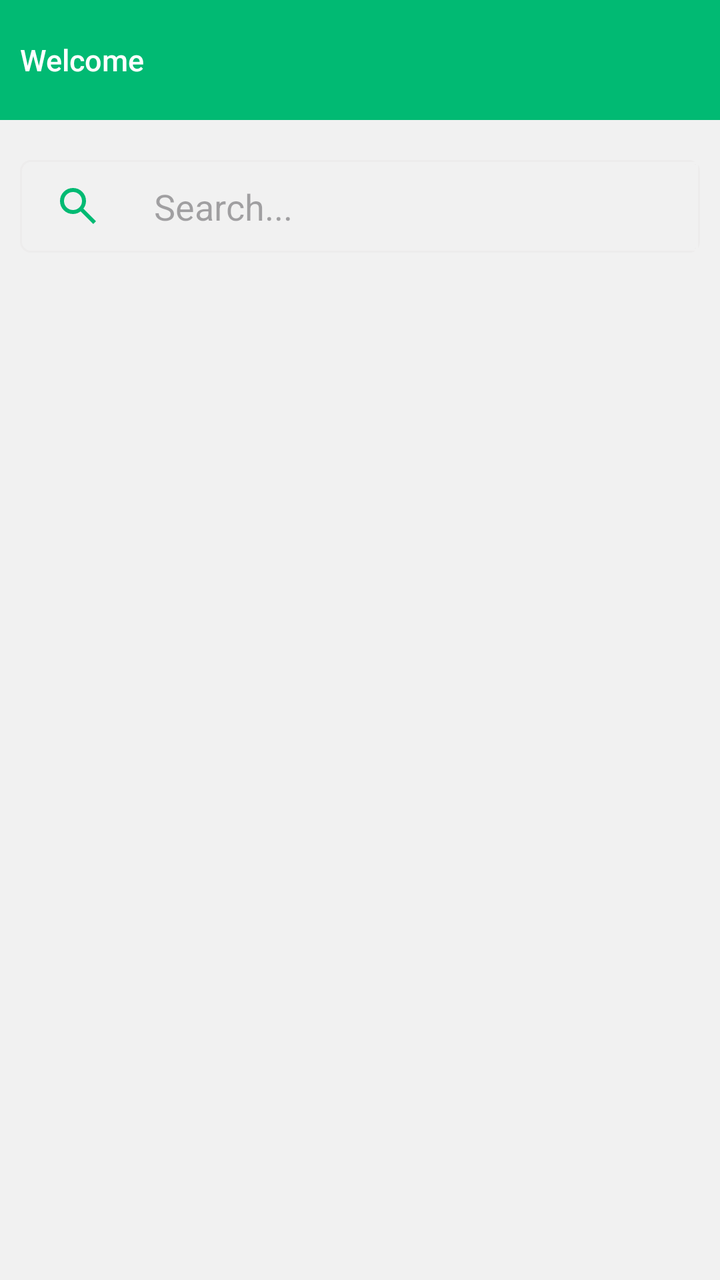
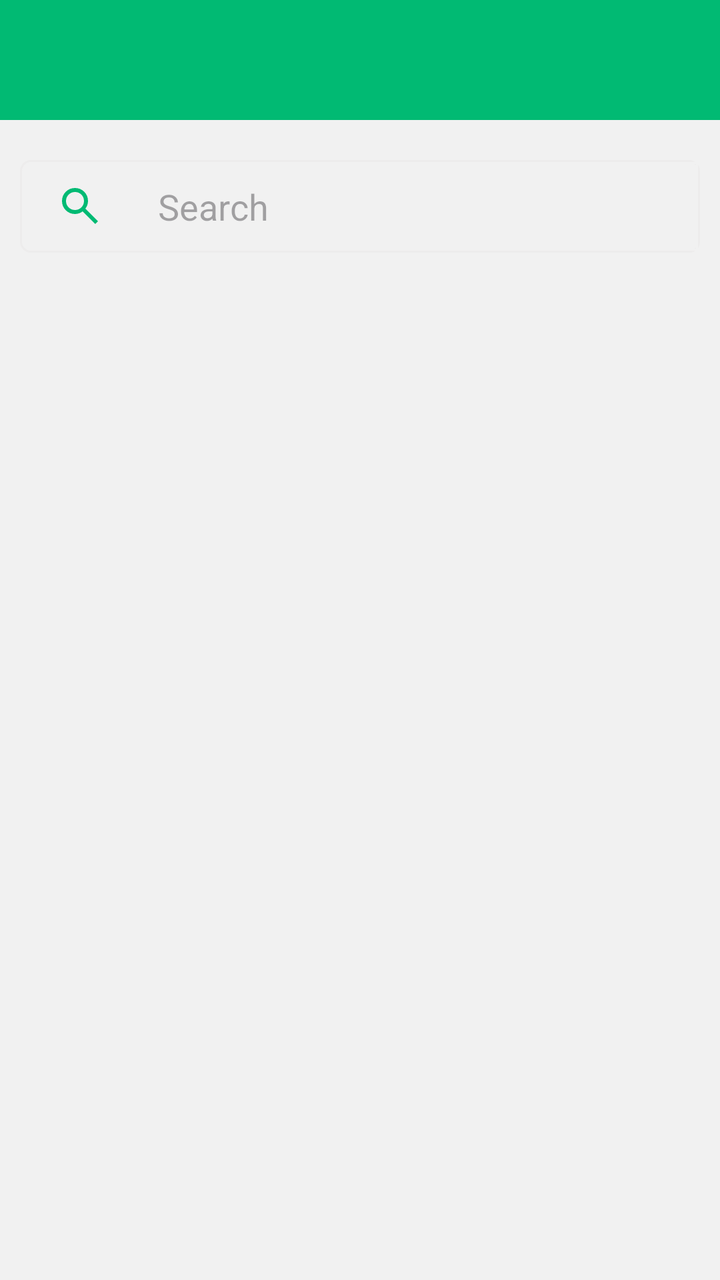

Screens rendered from an Android XML layout before and after an edit, with the pre-edit source and the edit as a unified diff.
<!-- AndroidManifest.xml: activity theme Theme.InspectorAppUpdate -->
<!-- res/layout/fragment_search_student.xml -->
<?xml version="1.0" encoding="utf-8"?>
<RelativeLayout xmlns:android="http://schemas.android.com/apk/res/android"
    xmlns:tools="http://schemas.android.com/tools"
    android:layout_width="match_parent"
    android:layout_height="match_parent"
    tools:context=".ui.fragment.student.SearchStudentFragment"
    android:background="@color/main_background_color">

    <RelativeLayout
        android:id="@+id/rl_header_title"
        android:layout_width="match_parent"
        android:layout_height="60dp"
        android:background="@color/main_green_color"
        android:layout_alignParentTop="true"
        android:padding="@dimen/ten">

        <LinearLayout
            android:id="@+id/ll_from_transaction"
            android:layout_width="wrap_content"
            android:layout_height="wrap_content"
            android:orientation="horizontal"
            android:layout_centerVertical="true"
            android:gravity="center_vertical">

            <TextView
                android:layout_width="wrap_content"
                android:layout_height="wrap_content"
                android:text="Welcome"
                android:textColor="@color/white"
                android:fontFamily="sans-serif-medium"
                android:textSize="@dimen/fifteen"
                android:gravity="center_vertical"/>
        </LinearLayout>
    </RelativeLayout>

    <RelativeLayout
        android:layout_width="match_parent"
        android:layout_height="wrap_content"
        android:layout_marginTop="10dp"
        android:layout_below="@id/rl_header_title"
        android:padding="10dp">

        <LinearLayout
            android:layout_width="match_parent"
            android:layout_height="wrap_content"
            android:orientation="horizontal"
            android:background="@drawable/search_parent_style"
            android:weightSum="7"
            android:padding="1sp">

            <ImageView
                android:layout_width="wrap_content"
                android:layout_height="wrap_content"
                android:src="@drawable/outline_search_24"
                android:layout_gravity="center_vertical"
                android:layout_weight="1"/>

            <EditText
                android:layout_width="wrap_content"
                android:layout_height="wrap_content"
                android:hint="Search..."
                android:layout_weight="6"
                android:background="@drawable/search_edittext_style"/>

        </LinearLayout>


    </RelativeLayout>


</RelativeLayout>
<!-- resources referenced by this layout -->
<resources>
  <color name="main_background_color">#f1f1f1</color>
  <color name="main_green_color">#01ba73</color>
  <color name="white">#FFFFFFFF</color>
  <dimen name="fifteen">15sp</dimen>
  <dimen name="ten">10dp</dimen>
  <!-- drawable outline_search_24 (drawable) -->
  <vector xmlns:android="http://schemas.android.com/apk/res/android" android:height="24dp" android:tint="#01BA73" android:viewportHeight="960" android:viewportWidth="960" android:width="24dp">
        
      <path android:fillColor="@android:color/white" android:pathData="M784,840L532,588Q502,612 463,626Q424,640 380,640Q271,640 195.5,564.5Q120,489 120,380Q120,271 195.5,195.5Q271,120 380,120Q489,120 564.5,195.5Q640,271 640,380Q640,424 626,463Q612,502 588,532L840,784L784,840ZM380,560Q455,560 507.5,507.5Q560,455 560,380Q560,305 507.5,252.5Q455,200 380,200Q305,200 252.5,252.5Q200,305 200,380Q200,455 252.5,507.5Q305,560 380,560Z"/>
      
  </vector>
  <!-- drawable search_edittext_style (drawable) -->
  <?xml version="1.0" encoding="utf-8"?>
  <shape xmlns:android="http://schemas.android.com/apk/res/android">
      <stroke
          android:color="@color/main_background_color"
          android:width="1sp" />
      <padding
          android:bottom="10sp"
          android:left="10sp"
          android:right="10sp"
          android:top="10sp"/>
  </shape>
  <!-- drawable search_parent_style (drawable) -->
  <?xml version="1.0" encoding="utf-8"?>
  <shape xmlns:android="http://schemas.android.com/apk/res/android">
      <stroke
          android:color="@color/main_gray_color"
          android:width="1dp"/>
      <corners
          android:radius="5dp" />
  </shape>
  <style name="Theme.InspectorAppUpdate" parent="android:Theme.Material.Light.NoActionBar" />
  <color name="main_gray_color">#EDECEC</color>
</resources>

<!-- the commit's change to res/layout/fragment_search_student.xml (unified diff, before → after) -->
@@ -23,9 +23,9 @@
             android:gravity="center_vertical">
 
             <TextView
+                android:id="@+id/tv_search_student_header"
                 android:layout_width="wrap_content"
                 android:layout_height="wrap_content"
-                android:text="Welcome"
                 android:textColor="@color/white"
                 android:fontFamily="sans-serif-medium"
                 android:textSize="@dimen/fifteen"
@@ -49,6 +49,7 @@
             android:padding="1sp">
 
             <ImageView
+                android:id="@+id/imv_search"
                 android:layout_width="wrap_content"
                 android:layout_height="wrap_content"
                 android:src="@drawable/outline_search_24"
@@ -56,9 +57,10 @@
                 android:layout_weight="1"/>
 
             <EditText
+                android:id="@+id/tv_search_student"
                 android:layout_width="wrap_content"
                 android:layout_height="wrap_content"
-                android:hint="Search..."
+                android:hint="@string/search"
                 android:layout_weight="6"
                 android:background="@drawable/search_edittext_style"/>
 
<!-- resource entries referenced after the edit -->
@@ -32,6 +32,7 @@
       <corners
           android:radius="5dp" />
   </shape>
+  <string name="search">Search</string>
   <style name="Theme.InspectorAppUpdate" parent="android:Theme.Material.Light.NoActionBar" />
   <color name="main_gray_color">#EDECEC</color>
 </resources>
